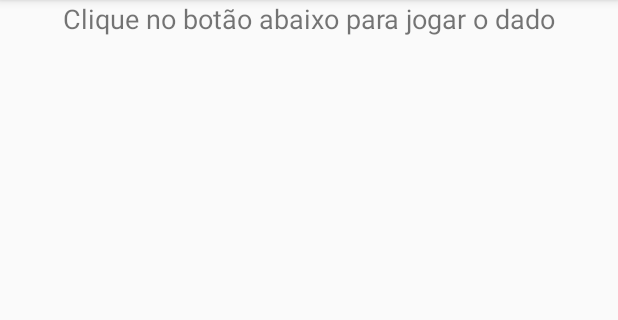
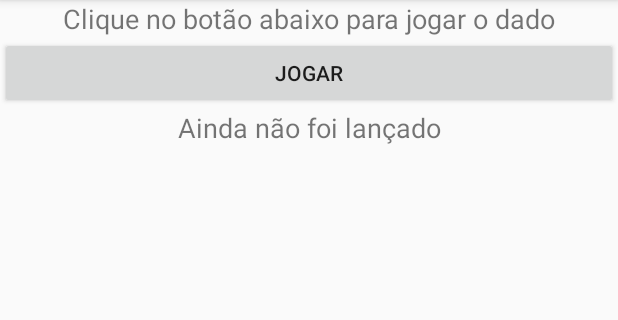
Before and after one commit to GustavoLopes899/DiceSDM, an Android app: the screen it shows after launch (MainActivity), on a phone screen of 412 x 824 dp, the part 84-404 px from its top. Run offline under Robolectric (Android 15) with nearby library versions, the light colour scheme and no system bars.

Commit message:
Adicionando botão "Jogar" e segunda TextView

```diff
--- a/app/src/main/res/layout/activity_main.xml
+++ b/app/src/main/res/layout/activity_main.xml
@@ -17,5 +17,25 @@
         app:layout_constraintRight_toRightOf="parent"
         app:layout_constraintTop_toTopOf="parent" />
 
+    <Button
+        android:id="@+id/jogarDadoButton"
+        android:layout_width="0dp"
+        android:layout_height="wrap_content"
+        android:text="@string/jogar"
+        app:layout_constraintEnd_toEndOf="parent"
+        app:layout_constraintStart_toStartOf="parent"
+        app:layout_constraintTop_toBottomOf="@id/textView" />
+
+    <TextView
+        android:id="@+id/resultadoTextView"
+        android:layout_width="0dp"
+        android:layout_height="wrap_content"
+        android:gravity="center_horizontal"
+        android:text="@string/ainda_nao_foi_lancado"
+        android:textSize="18sp"
+        app:layout_constraintEnd_toEndOf="parent"
+        app:layout_constraintStart_toStartOf="parent"
+        app:layout_constraintTop_toBottomOf="@id/jogarDadoButton" />
+
 
 </androidx.constraintlayout.widget.ConstraintLayout>
--- a/app/src/main/res/values/strings.xml
+++ b/app/src/main/res/values/strings.xml
@@ -1,4 +1,6 @@
 <resources>
     <string name="app_name">DiceSDM</string>
     <string name="clique_no_botao_abaixo_para_jogar_o_dado">Clique no botão abaixo para jogar o dado</string>
+    <string name="jogar">Jogar</string>
+    <string name="ainda_nao_foi_lancado">Ainda não foi lançado</string>
 </resources>
```
